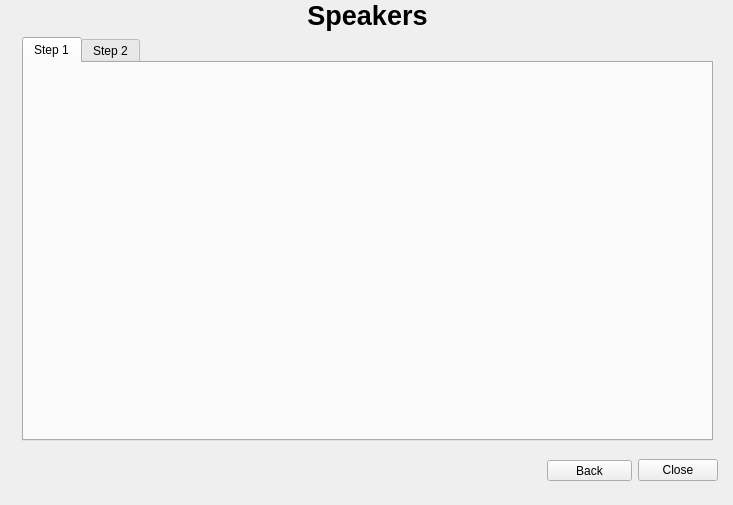
Before: the Qt Designer form ui/problem_dialog.ui in Atrate/qSchoolHelper, drawn with Qt 5.
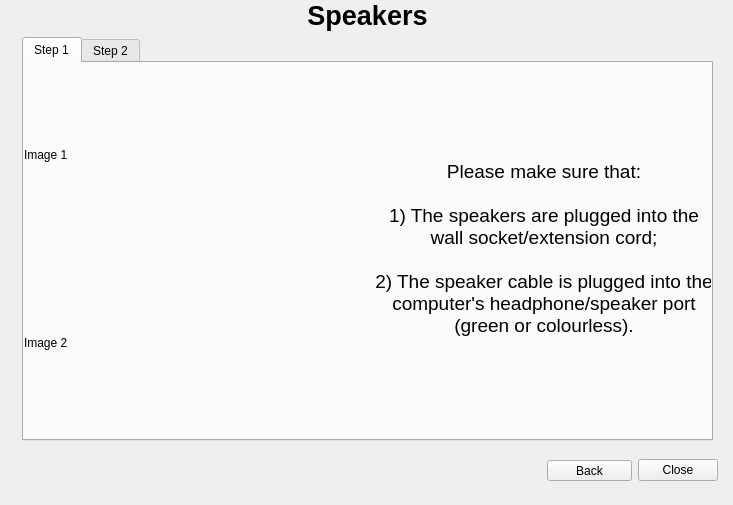
After: the same form once the commit is applied. The open tabs and pages were chosen to show the change. Icons and pictures are not drawn.

Commit message: Added initial problem solutions

Diff of the .ui file:
```diff
--- a/ui/problem_dialog.ui
+++ b/ui/problem_dialog.ui
@@ -321,6 +321,78 @@
          <attribute name="title">
           <string>Step 1</string>
          </attribute>
+         <widget class="QWidget" name="gridLayoutWidget_10">
+          <property name="geometry">
+           <rect>
+            <x>0</x>
+            <y>0</y>
+            <width>691</width>
+            <height>371</height>
+           </rect>
+          </property>
+          <layout class="QGridLayout" name="gridLayout_10">
+           <item row="0" column="0">
+            <widget class="QLabel" name="label_2">
+             <property name="sizePolicy">
+              <sizepolicy hsizetype="Preferred" vsizetype="Preferred">
+               <horstretch>1</horstretch>
+               <verstretch>0</verstretch>
+              </sizepolicy>
+             </property>
+             <property name="text">
+              <string>Image 1</string>
+             </property>
+            </widget>
+           </item>
+           <item row="1" column="0">
+            <widget class="QLabel" name="label_4">
+             <property name="sizePolicy">
+              <sizepolicy hsizetype="Preferred" vsizetype="Preferred">
+               <horstretch>1</horstretch>
+               <verstretch>0</verstretch>
+              </sizepolicy>
+             </property>
+             <property name="text">
+              <string>Image 2</string>
+             </property>
+            </widget>
+           </item>
+           <item row="0" column="1" rowspan="2">
+            <widget class="QLabel" name="label_3">
+             <property name="sizePolicy">
+              <sizepolicy hsizetype="Preferred" vsizetype="Preferred">
+               <horstretch>1</horstretch>
+               <verstretch>0</verstretch>
+              </sizepolicy>
+             </property>
+             <property name="font">
+              <font>
+               <pointsize>14</pointsize>
+               <weight>50</weight>
+               <italic>false</italic>
+               <bold>false</bold>
+              </font>
+             </property>
+             <property name="text">
+              <string>Please make sure that:
+
+1) The speakers are plugged into the wall socket/extension cord;
+
+2) The speaker cable is plugged into the computer's headphone/speaker port (green or colourless).</string>
+             </property>
+             <property name="alignment">
+              <set>Qt::AlignCenter</set>
+             </property>
+             <property name="wordWrap">
+              <bool>true</bool>
+             </property>
+             <property name="margin">
+              <number>5</number>
+             </property>
+            </widget>
+           </item>
+          </layout>
+         </widget>
         </widget>
         <widget class="QWidget" name="spe_tab_2">
          <attribute name="title">
```
Left out of the diff: 263 changed lines with no effect on the pictures. The commit also changes 2 other files.
